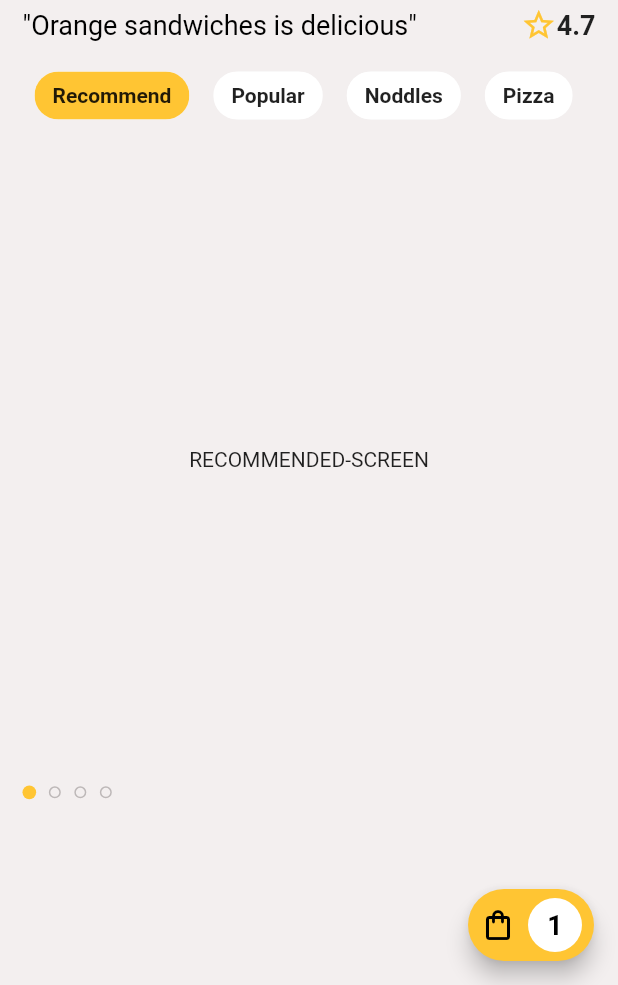
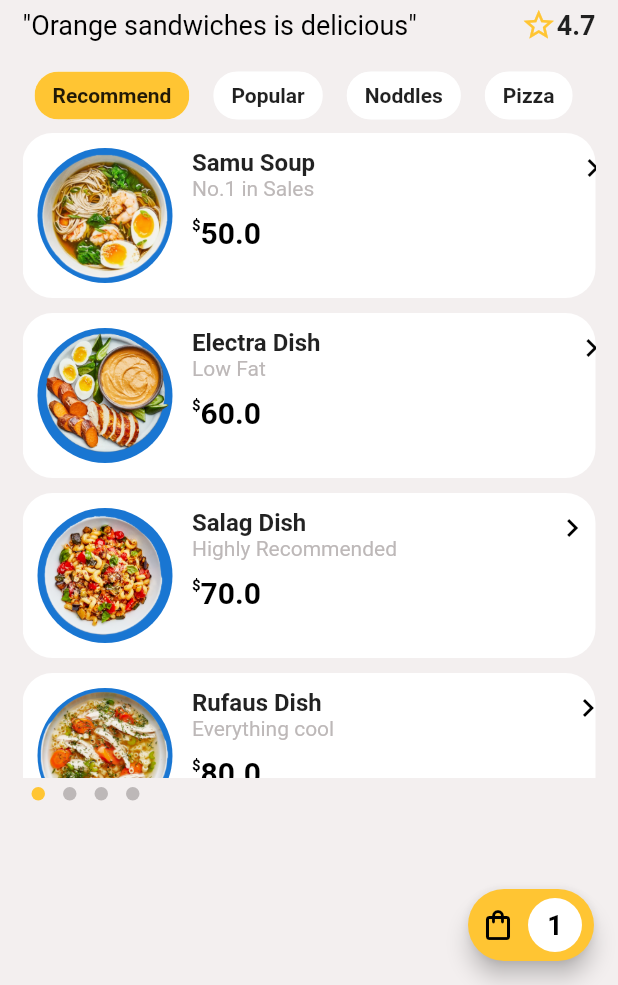
Before and after one commit to Atuoha/food-delivery-ui, a Flutter app: the screen it shows after launch, on a phone screen of 412 x 824 dp, the part 251-1236 px from its top. Run offline on Flutter 3.47's test engine with Material 2 defaults, Android fonts, the phone set to English and light mode, and no system bars; drawn by our look-alikes of dots_indicator, smooth_page_indicator; Roboto replaces fonts that are missing (JosefinSlab).

Commit message:
front page with meal categories

```diff
--- a/lib/category_meals/noddles.dart
+++ b/lib/category_meals/noddles.dart
@@ -1,15 +1,35 @@
-import 'package:flutter/src/foundation/key.dart';
-import 'package:flutter/src/widgets/framework.dart';
-
 import 'package:flutter/material.dart';
+import 'package:provider/provider.dart';
+import '../components/list.dart';
+import '../provider/food.dart';
 
 class NoddlesScreen extends StatelessWidget {
   const NoddlesScreen({Key? key}) : super(key: key);
 
   @override
   Widget build(BuildContext context) {
-    return Center(
-      child: Text('NODDLES-SCREEN'),
-    );
+    List food = Provider.of<FoodData>(context, listen: false).noddlesMeals;
+
+    return food.isEmpty
+        ? Center(
+            child: Column(
+              children: const [
+                CircleAvatar(
+                  radius:120,
+                  backgroundImage: AssetImage(
+                    'assets/images/sad.jpg',
+                  ),
+                ),
+                SizedBox(height:10),
+                Text(
+                  'Meal Category is Empty!',
+                  style: TextStyle(
+                    fontWeight: FontWeight.bold,
+                  ),
+                )
+              ],
+            ),
+          )
+        : GridViewComponent(meal: food);
   }
 }
--- a/lib/category_meals/pizza.dart
+++ b/lib/category_meals/pizza.dart
@@ -1,12 +1,35 @@
 import 'package:flutter/material.dart';
+import 'package:provider/provider.dart';
+import '../components/list.dart';
+import '../provider/food.dart';
 
 class PizzaScreen extends StatelessWidget {
   const PizzaScreen({Key? key}) : super(key: key);
 
   @override
   Widget build(BuildContext context) {
-    return Center(
-      child: Text('PIZZA-SCREEN'),
-    );
+   List food = Provider.of<FoodData>(context, listen: false).pizzaMeals;
+
+    return food.isEmpty
+        ? Center(
+            child: Column(
+              children: const [
+                CircleAvatar(
+                  radius:120,
+                  backgroundImage: AssetImage(
+                    'assets/images/sad.jpg',
+                  ),
+                ),
+                SizedBox(height:10),
+                Text(
+                  'Meal Category is Empty!',
+                  style: TextStyle(
+                    fontWeight: FontWeight.bold,
+                  ),
+                )
+              ],
+            ),
+          )
+        : GridViewComponent(meal: food);
   }
 }
--- a/lib/category_meals/popular.dart
+++ b/lib/category_meals/popular.dart
@@ -1,12 +1,35 @@
 import 'package:flutter/material.dart';
+import 'package:provider/provider.dart';
+import '../components/list.dart';
+import '../provider/food.dart';
 
 class PopularScreen extends StatelessWidget {
   const PopularScreen({Key? key}) : super(key: key);
 
   @override
   Widget build(BuildContext context) {
-    return Center(
-      child: Text('POPULAR-SCREEN'),
-    );
+   List food = Provider.of<FoodData>(context, listen: false).popularMeals;
+
+    return food.isEmpty
+        ? Center(
+            child: Column(
+              children: const [
+                CircleAvatar(
+                  radius:120,
+                  backgroundImage: AssetImage(
+                    'assets/images/sad.jpg',
+                  ),
+                ),
+                SizedBox(height:10),
+                Text(
+                  'Meal Category is Empty!',
+                  style: TextStyle(
+                    fontWeight: FontWeight.bold,
+                  ),
+                )
+              ],
+            ),
+          )
+        : GridViewComponent(meal: food);
   }
 }
--- a/lib/category_meals/recommended.dart
+++ b/lib/category_meals/recommended.dart
@@ -1,12 +1,38 @@
 import 'package:flutter/material.dart';
+import 'package:provider/provider.dart';
+import '../components/list.dart';
+import '../provider/food.dart';
 
 class RecommendedScreen extends StatelessWidget {
   const RecommendedScreen({Key? key}) : super(key: key);
 
   @override
   Widget build(BuildContext context) {
-    return Center(
-      child: Text('RECOMMENDED-SCREEN'),
-    );
+    List food = Provider.of<FoodData>(context, listen: false).recommendedMeals;
+
+    return food.isEmpty
+        ? Center(
+            child: Column(
+              children: const [
+                CircleAvatar(
+                  radius:120,
+                  backgroundImage: AssetImage(
+                    'assets/images/sad.jpg',
+                  ),
+                ),
+                SizedBox(height:10),
+                Text(
+                  'Meal Category is Empty!',
+                  style: TextStyle(
+                    fontWeight: FontWeight.bold,
+                  ),
+                )
+              ],
+            ),
+          )
+        : GridViewComponent(meal: food);
   }
 }
+
+
+// GridViewComponent
--- /dev/null
+++ b/lib/components/list.dart
@@ -0,0 +1,24 @@
+import 'package:flutter/material.dart';
+import 'package:food_delivery_ui/components/single_meal.dart';
+import '../model/food.dart';
+import '../provider/food.dart';
+
+class GridViewComponent extends StatelessWidget {
+  List meal;
+  GridViewComponent({required this.meal});
+
+  @override
+  Widget build(BuildContext context) {
+    return ListView.builder(
+      itemCount: meal.length,
+      itemBuilder: (context, index) {
+        return MealComponent(
+          name: meal[index].name,
+          price: meal[index].price,
+          image: meal[index].imageUrl,
+          keyFactor: meal[index].keyFactor,
+        );
+      },
+    );
+  }
+}
--- /dev/null
+++ b/lib/components/single_meal.dart
@@ -0,0 +1,102 @@
+import 'package:flutter/cupertino.dart';
+import 'package:flutter/material.dart';
+
+import '../constants/color.dart';
+
+class MealComponent extends StatelessWidget {
+  final String image;
+  final String name;
+  final double price;
+  final String keyFactor;
+  MealComponent({
+    required this.image,
+    required this.name,
+    required this.price,
+    required this.keyFactor,
+  });
+
+  @override
+  Widget build(BuildContext context) {
+    return Container(
+      height: 110,
+      margin: const EdgeInsets.only(bottom: 10),
+      padding: const EdgeInsets.all(10),
+      decoration: BoxDecoration(
+        color: Colors.white,
+        borderRadius: BorderRadius.circular(20),
+      ),
+      child: Row(
+        children: [
+          CircleAvatar(
+            radius: 45,
+            backgroundImage: AssetImage(image),
+          ),
+          const SizedBox(width: 13),
+          Column(
+            crossAxisAlignment: CrossAxisAlignment.start,
+            children: [
+              Text(
+                name,
+                style: const TextStyle(
+                  fontWeight: FontWeight.bold,
+                  fontSize: 16,
+                ),
+              ),
+              Text(
+                keyFactor,
+                style: const TextStyle(
+                  color: greyAccent,
+                ),
+              ),
+              const SizedBox(height: 10),
+              RichText(
+                text: TextSpan(
+                  style: const TextStyle(
+                    color: Colors.black,
+                  ),
+                  children: [
+                    WidgetSpan(
+                      child: Transform.translate(
+                        offset: const Offset(0.0, -9.0),
+                        child: const Text(
+                          '\$',
+                          style: TextStyle(
+                            fontSize: 10,
+                            fontWeight: FontWeight.bold,
+                            color: Colors.black,
+                          ),
+                        ),
+                      ),
+                    ),
+                    TextSpan(
+                      text: '$price',
+                      style: const TextStyle(
+                        fontWeight: FontWeight.bold,
+                        fontSize: 20,
+                      ),
+                    ),
+                  ],
+                ),
+              ),
+            ],
+          ),
+          // const SizedBox(width:50),
+          Expanded(
+            child: Container(
+              padding:EdgeInsets.zero,
+              // transform:
+              alignment: Alignment(1.5, -1.5),
+              child: const IconButton(
+                onPressed: null,
+                icon: Icon(
+                  Icons.chevron_right,
+                  color:Colors.black
+                ),
+              ),
+            ),
+          )
+        ],
+      ),
+    );
+  }
+}
--- a/lib/main.dart
+++ b/lib/main.dart
@@ -1,4 +1,6 @@
 import 'package:flutter/material.dart';
+import 'package:provider/provider.dart';
+import 'provider/food.dart';
 import 'screens/home.dart';
 
 void main() => runApp(const MyApp());
@@ -8,11 +10,14 @@ class MyApp extends StatelessWidget {
 
   @override
   Widget build(BuildContext context) {
-    return  MaterialApp(
-      debugShowCheckedModeBanner:false,
-      theme: ThemeData(fontFamily: 'JosefinSlab'),
-      home: const HomePage(),
-      routes: {},
+    return  ChangeNotifierProvider(
+      create: (context)=>FoodData(),
+      child: MaterialApp(
+        debugShowCheckedModeBanner:false,
+        theme: ThemeData(fontFamily: 'JosefinSlab'),
+        home: const HomePage(),
+        routes: {},
+      ),
     );
   }
 }
--- /dev/null
+++ b/lib/model/food.dart
@@ -0,0 +1,31 @@
+class Food {
+  final int id;
+  final String name;
+  final String imageUrl;
+  final String desc;
+  final String waitTime;
+  final double score;
+  final double price;
+  final String cal;
+  final double quantity;
+  List<Map<String, String>> ingredients;
+  final String about;
+  final bool highlight;
+  final String keyFactor;
+
+  Food({
+    required this.id,
+    required this.name,
+    required this.imageUrl,
+    required this.desc,
+    required this.waitTime,
+    required this.score,
+    required this.price,
+    required this.cal,
+    required this.quantity,
+    required this.about,
+    this.highlight = false,
+    required this.ingredients,
+    required this.keyFactor,
+  });
+}
--- /dev/null
+++ b/lib/model/restaurant.dart
@@ -0,0 +1,22 @@
+class Restaurant {
+  final String name;
+  final String logoUrl;
+  final String waitTime;
+  final String distance;
+  final String label;
+  final String desc;
+  final String score;
+  List<Map<String, String>> meals;
+
+
+  Restaurant({
+    required this.name,
+    required this.logoUrl,
+    required this.waitTime,
+    required this.distance,
+    required this.label,
+    required this.desc,
+    required this.score,
+    required this.meals,
+  });
+}
--- /dev/null
+++ b/lib/provider/food.dart
@@ -0,0 +1,162 @@
+import 'package:flutter/foundation.dart';
+import '../model/food.dart';
+
+class FoodData extends ChangeNotifier {
+  List recommendedMeals = [
+    Food(
+      id: 1,
+      name: 'Samu Soup',
+      imageUrl: 'assets/images/dish1.png',
+      desc:
+          'When it is hot, add the chopped onions and fry till it softens and becomes translucent.This soap is best known for it\'s taste. It is cool when eaten with a chilled soft drink',
+      waitTime: '50 min',
+      score: 4.7,
+      price: 50,
+      cal: '124 Kcal',
+      quantity: 12,
+      about:
+          'Boiled tomato puree, stir well and fry. Reduce the heat to medium-low and stir the paste frequently to avoid burning. Initially, the oil and tomato puree will mix and boilSamu saup known for it\'s sweet taste and aroma ',
+      ingredients: [
+        {'Scallon': 'assets/images/ingre4.png'},
+        {'Noddles': 'assets/images/ingre1.png'},
+        {'Shrimp': 'assets/images/ingre2.png'},
+        {'Egg': 'assets/images/ingre3.png'},
+      ],
+      keyFactor:'No.1 in Sales'
+    ),
+    Food(
+      id: 2,
+      name: 'Electra Dish',
+      imageUrl: 'assets/images/dish2.png',
+      desc:
+          'This meal is best known for it\'s taste. It is cool when eaten with a chilled soft drink.The tomato should be ripe, have a low water content, not be too acidic or have excessive seeds, so it will thicken and take less time to lose its moisture. Any type of plum tomatoes will be very good for the tomato stew base because they have a concentrated and robust flavour',
+      waitTime: '40 min',
+      score: 3.7,
+      price: 60,
+      cal: '24 Kcal',
+      quantity: 412,
+      about:
+          'Palm oil adds a different flavour profile to the dish and makes for a wider variety in its usage, because the palm oil versionElectra Dish is known for it\'s sweet taste and aroma ',
+      ingredients: [
+        {'Scallon': 'assets/images/ingre4.png'},
+        {'Noddles': 'assets/images/ingre1.png'},
+        {'Shrimp': 'assets/images/ingre2.png'},
+        {'Egg': 'assets/images/ingre3.png'},
+      ],
+      keyFactor:'Low Fat'
+    ),
+    Food(
+      id: 3,
+      name: 'Salag Dish',
+      imageUrl: 'assets/images/dish3.png',
+      desc:
+          'This meal is best known for it\'s taste. It is cool when eaten with a chilled soft drink.If you buy yours prepacked, it is possible that the yellow lining won\'t be there, so simply wash in salted water or lime/lemon juice',
+      waitTime: '90 min',
+      score: 2.7,
+      price: 70,
+      cal: '54 Kcal',
+      quantity: 412,
+      about:
+          'Salag Dish is known for it\'s sweet taste and aroma. But I highly recommend that you season the gizzards properly using as much seasoning as you are comfortable with and let the stock dry as it cooks the meat. ',
+      ingredients: [
+        {'Scallon': 'assets/images/ingre4.png'},
+        {'Noddles': 'assets/images/ingre1.png'},
+        {'Shrimp': 'assets/images/ingre2.png'},
+        {'Egg': 'assets/images/ingre3.png'},
+      ],
+      keyFactor:'Highly Recommended'
+    ),
+    Food(
+      id: 4,
+      name: 'Rufaus Dish',
+      imageUrl: 'assets/images/dish4.png',
+      desc:
+          'I\'ll highly recommend ripe plantains with some black spots(on the skin), but not overly ripe, so that you don\'t end up with a less appealing meal.This meal is best known for it\'s taste. It is cool when eaten with a chilled soft drink',
+      waitTime: '140 min',
+      score: 5.0,
+      price: 80,
+      cal: '114 Kcal',
+      quantity: 412,
+      about:
+          'Just your normal gizzards and plantain…with a yummy spicy twist. Rufaus Dish is known for it\'s sweet taste and aroma ',
+      ingredients: [
+        {'Scallon': 'assets/images/ingre4.png'},
+        {'Noddles': 'assets/images/ingre1.png'},
+        {'Shrimp': 'assets/images/ingre2.png'},
+        {'Egg': 'assets/images/ingre3.png'},
+      ],
+      keyFactor:'Everything cool'
+    ),
+  ];
+
+  List popularMeals = [
+    Food(
+      id: 1,
+      name: 'Samu Soup',
+      imageUrl: 'assets/images/dish1.png',
+      desc:
+          'When it is hot, add the chopped onions and fry till it softens and becomes translucent.This soap is best known for it\'s taste. It is cool when eaten with a chilled soft drink',
+      waitTime: '50 min',
+      score: 4.7,
+      price: 50,
+      cal: '124 Kcal',
+      quantity: 12,
+      about:
+          'Boiled tomato puree, stir well and fry. Reduce the heat to medium-low and stir the paste frequently to avoid burning. Initially, the oil and tomato puree will mix and boilSamu saup known for it\'s sweet taste and aroma ',
+      ingredients: [
+        {'Scallon': 'assets/images/ingre4.png'},
+        {'Noddles': 'assets/images/ingre1.png'},
+        {'Shrimp': 'assets/images/ingre2.png'},
+        {'Egg': 'assets/images/ingre3.png'},
+      ],
+      keyFactor:'No.1 in Sales'
+    ),
+    Food(
+      id: 2,
+      name: 'Electra Dish',
+      imageUrl: 'assets/images/dish2.png',
+      desc:
+          'This meal is best known for it\'s taste. It is cool when eaten with a chilled soft drink.The tomato should be ripe, have a low water content, not be too acidic or have excessive seeds, so it will thicken and take less time to lose its moisture. Any type of plum tomatoes will be very good for the tomato stew base because they have a concentrated and robust flavour',
+      waitTime: '40 min',
+      score: 3.7,
+      price: 60,
+      cal: '24 Kcal',
+      quantity: 412,
+      about:
+          'Palm oil adds a different flavour profile to the dish and makes for a wider variety in its usage, because the palm oil versionElectra Dish is known for it\'s sweet taste and aroma ',
+      ingredients: [
+        {'Scallon': 'assets/images/ingre4.png'},
+        {'Noddles': 'assets/images/ingre1.png'},
+        {'Shrimp': 'assets/images/ingre2.png'},
+        {'Egg': 'assets/images/ingre3.png'},
+      ],
+      keyFactor:'Low Fat'
+    ),
+  ];
+
+  List noddlesMeals = [
+    Food(
+      id: 1,
+      name: 'Samu Soup',
+      imageUrl: 'assets/images/dish1.png',
+      desc:
+          'When it is hot, add the chopped onions and fry till it softens and becomes translucent.This soap is best known for it\'s taste. It is cool when eaten with a chilled soft drink',
+      waitTime: '50 min',
+      score: 4.7,
+      price: 50,
+      cal: '124 Kcal',
+      quantity: 12,
+      about:
+          'Boiled tomato puree, stir well and fry. Reduce the heat to medium-low and stir the paste frequently to avoid burning. Initially, the oil and tomato puree will mix and boilSamu saup known for it\'s sweet taste and aroma ',
+      ingredients: [
+        {'Scallon': 'assets/images/ingre4.png'},
+        {'Noddles': 'assets/images/ingre1.png'},
+        {'Shrimp': 'assets/images/ingre2.png'},
+        {'Egg': 'assets/images/ingre3.png'},
+      ],
+      keyFactor:'No.1 in Sales'
+    ),
+  ];
+
+  List pizzaMeals = [];
+}
--- a/lib/screens/home.dart
+++ b/lib/screens/home.dart
@@ -1,7 +1,7 @@
 import 'package:flutter/material.dart';
 import 'package:flutter/services.dart';
-import 'package:smooth_page_indicator/smooth_page_indicator.dart';
-
+// import 'package:smooth_page_indicator/smooth_page_indicator.dart';
+import 'package:dots_indicator/dots_indicator.dart';
 import '../category_meals/noddles.dart';
 import '../category_meals/pizza.dart';
 import '../category_meals/popular.dart';
@@ -16,12 +16,8 @@ class HomePage extends StatefulWidget {
 }
 
 class _HomePageState extends State<HomePage> {
-
-    static int index = 0;
-      final controller = PageController(
-        initialPage: _HomePageState.index,
-        viewportFraction: 0.8, keepPage: true);
-    final pages = [
+  int index = 0;
+  static final pages = [
     const RecommendedScreen(),
     const PopularScreen(),
     const NoddlesScreen(),
@@ -31,9 +27,10 @@ class _HomePageState extends State<HomePage> {
   void switchPage(int pageIndex) {
     setState(() {
       index = pageIndex;
-        print(index);
     });
   }
+
+  final controller = PageController(viewportFraction: 0.8, keepPage: true);
 
   Widget categoryButton(int catIndex, String title) {
     return GestureDetector(
@@ -52,7 +49,6 @@ class _HomePageState extends State<HomePage> {
       ),
     );
   }
-
 
   @override
   Widget build(BuildContext context) {
@@ -216,26 +212,19 @@ class _HomePageState extends State<HomePage> {
               ),
               SingleChildScrollView(
                 child: Container(
-                  height: 435,
-                  width: double.infinity,
-                  child: pages[index],
+                  height: 430,
+                  // width: 500,
+                  child:pages[index],
+
                 ),
               ),
-              SmoothPageIndicator(
-                controller: controller,
-                count: pages.length,
-                effect: const ScrollingDotsEffect(
-                  dotColor: greyAccent,
-                  activeDotColor: yellowDeep,
-                  activeStrokeWidth: 2.6,
-                  activeDotScale: 1.9,
-                  maxVisibleDots: 5,
-                  radius: 8,
-                  spacing: 10,
-                  dotHeight: 7,
-                  dotWidth: 7,
-                  paintStyle: PaintingStyle.stroke,
+              DotsIndicator(
+                decorator: const DotsDecorator(
+                  activeColor: yellowDeep,
+                  color: greyAccent,
                 ),
+                dotsCount: pages.length,
+                position: index + 0,
               )
             ],
           ),
--- a/pubspec.yaml
+++ b/pubspec.yaml
@@ -36,6 +36,7 @@ dependencies:
   cupertino_icons: ^1.0.2
   provider: ^6.0.2
   smooth_page_indicator: ^1.0.0+2
+  dots_indicator: ^2.1.0
 
 dev_dependencies:
   flutter_test:
```
Also changed, not shown: lib/provider/restaurant.dart (added, +19 -0 lines), assets/images/sad.jpg (added), pubspec.lock. Lines whose indentation alone changed are shown as unchanged.
